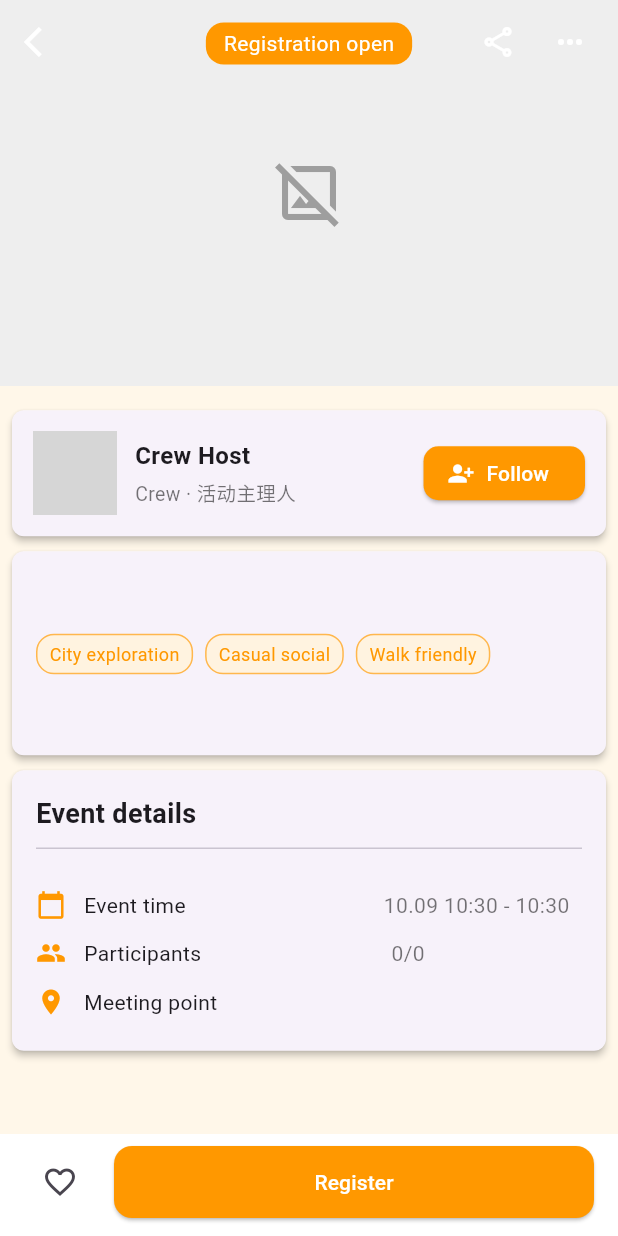
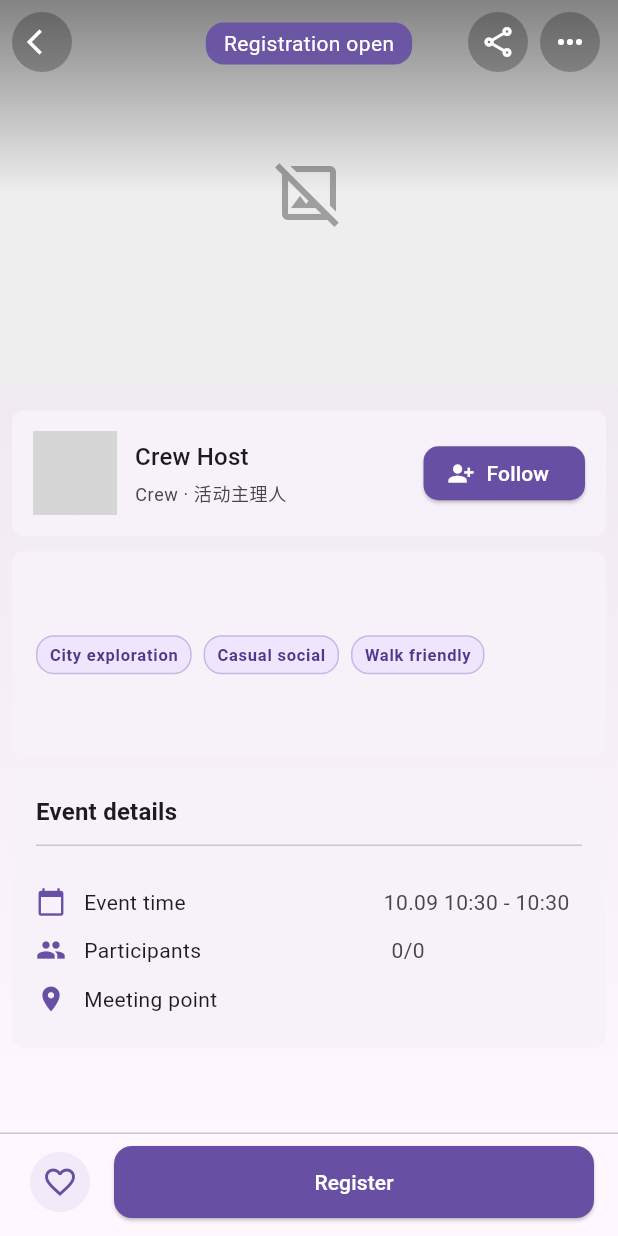
Before and after one commit to Kukutx/crew_app, a Flutter app: the EventDetailPage screen opened directly with empty values, on a phone screen of 412 x 824 dp. Run offline on Flutter 3.47's test engine with Material 3 defaults, Android fonts, the phone set to English and light mode, and no system bars; our stand-ins replace cached_network_image, dio, firebase_auth, firebase_core, firebase_crashlytics, firebase_remote_config and 10 more; missing offline and left inert: feedback, firebase_ui_auth, firebase_ui_oauth_apple, firebase_ui_oauth_google, image_gallery_saver_plus; accounts and stored records are empty; network calls fail; grey boxes are pictures that could not be loaded.

Commit message:
Align event detail visuals with profile styling

```diff
--- a/lib/features/events/presentation/detail/events_detail_page.dart
+++ b/lib/features/events/presentation/detail/events_detail_page.dart
@@ -194,6 +194,7 @@ class _EventDetailPageState extends State<EventDetailPage> {
     final event = widget.event;
     final loc = AppLocalizations.of(context)!;
     final organizer = event.organizer;
+    final colorScheme = Theme.of(context).colorScheme;
     final hostName = (organizer?.name.isNotEmpty ?? false)
         ? organizer!.name
         : _fallbackHost.name;
@@ -204,7 +205,7 @@ class _EventDetailPageState extends State<EventDetailPage> {
         ? organizer!.avatarUrl!
         : _fallbackHost.avatar;
     return Scaffold(
-      backgroundColor: const Color(0xFFFFF7E9),
+      backgroundColor: colorScheme.surface,
       extendBodyBehindAppBar: true,
       appBar: EventDetailAppBar(
         loc: loc,
@@ -222,7 +223,18 @@ class _EventDetailPageState extends State<EventDetailPage> {
           );
         },
       ),
-      body: EventDetailBody(
+      body: DecoratedBox(
+        decoration: BoxDecoration(
+          gradient: LinearGradient(
+            begin: Alignment.topCenter,
+            end: Alignment.bottomCenter,
+            colors: [
+              colorScheme.surfaceContainerHighest.withValues(alpha: 0.85),
+              colorScheme.surface,
+            ],
+          ),
+        ),
+        child: EventDetailBody(
           event: event,
           loc: loc,
           pageController: _pageCtrl,
@@ -249,6 +261,7 @@ class _EventDetailPageState extends State<EventDetailPage> {
           isFollowing: _following,
           onTapLocation: () => Navigator.pop(context, widget.event),
         ),
+      ),
     );
   }
 }
--- a/lib/features/events/presentation/detail/widgets/event_detail_app_bar.dart
+++ b/lib/features/events/presentation/detail/widgets/event_detail_app_bar.dart
@@ -21,21 +21,36 @@ class EventDetailAppBar extends StatelessWidget implements PreferredSizeWidget {
 
   @override
   Widget build(BuildContext context) {
+    final colorScheme = Theme.of(context).colorScheme;
+    final iconColor = Colors.white;
+    final iconBackground = Colors.black.withValues(alpha: 0.25);
     return AppBar(
       backgroundColor: Colors.transparent,
       elevation: 0,
-      systemOverlayStyle: SystemUiOverlayStyle.dark,
+      systemOverlayStyle: SystemUiOverlayStyle.light,
       leading: IconButton(
-        icon: const Icon(Icons.arrow_back_ios, color: Colors.white),
+        style: IconButton.styleFrom(
+          backgroundColor: iconBackground,
+          shape: const CircleBorder(),
+        ),
+        icon: Icon(Icons.arrow_back_ios, color: iconColor, size: 20),
         onPressed: onBack,
       ),
       actions: [
         IconButton(
-          icon: const Icon(Icons.share_outlined, color: Colors.white),
+          style: IconButton.styleFrom(
+            backgroundColor: iconBackground,
+            shape: const CircleBorder(),
+          ),
+          icon: Icon(Icons.share_outlined, color: iconColor),
           onPressed: onShare,
         ),
         IconButton(
-          icon: const Icon(Icons.more_horiz, color: Colors.white),
+          style: IconButton.styleFrom(
+            backgroundColor: iconBackground,
+            shape: const CircleBorder(),
+          ),
+          icon: Icon(Icons.more_horiz, color: iconColor),
           onPressed: onMore,
         ),
         const SizedBox(width: 8),
@@ -47,12 +62,12 @@ class EventDetailAppBar extends StatelessWidget implements PreferredSizeWidget {
             margin: const EdgeInsets.only(top: 15),
             padding: const EdgeInsets.symmetric(horizontal: 12, vertical: 4),
             decoration: BoxDecoration(
-              color: Colors.orange,
+              color: colorScheme.primary.withValues(alpha: 0.92),
               borderRadius: BorderRadius.circular(12),
             ),
             child: Text(
               loc.registration_open,
-              style: const TextStyle(color: Colors.white, fontSize: 14),
+              style: TextStyle(color: colorScheme.onPrimary, fontSize: 14),
             ),
           ),
         ),
--- a/lib/features/events/presentation/detail/widgets/event_detail_bottom_bar.dart
+++ b/lib/features/events/presentation/detail/widgets/event_detail_bottom_bar.dart
@@ -17,14 +17,25 @@ class EventDetailBottomBar extends StatelessWidget {
 
   @override
   Widget build(BuildContext context) {
+    final colorScheme = Theme.of(context).colorScheme;
     return SafeArea(
       child: Container(
         padding: const EdgeInsets.fromLTRB(16, 8, 16, 12),
-        decoration: const BoxDecoration(color: Colors.white),
+        decoration: BoxDecoration(
+          color: colorScheme.surface,
+          border: Border(
+            top: BorderSide(color: colorScheme.outlineVariant),
+          ),
+        ),
         child: Row(
           children: [
             IconButton(
               icon: Icon(isFavorite ? Icons.favorite : Icons.favorite_border),
+              style: IconButton.styleFrom(
+                backgroundColor: colorScheme.primary.withValues(alpha: 0.08),
+                shape: const CircleBorder(),
+              ),
+              color: colorScheme.primary,
               onPressed: onFavorite,
             ),
             const SizedBox(width: 12),
@@ -34,8 +45,8 @@ class EventDetailBottomBar extends StatelessWidget {
                 child: ElevatedButton(
                   onPressed: onRegister,
                   style: ElevatedButton.styleFrom(
-                    backgroundColor: Colors.orange,
-                    foregroundColor: Colors.white,
+                    backgroundColor: colorScheme.primary,
+                    foregroundColor: colorScheme.onPrimary,
                     shape: RoundedRectangleBorder(
                       borderRadius: BorderRadius.circular(12),
                     ),
--- a/lib/features/events/presentation/detail/widgets/event_host_card.dart
+++ b/lib/features/events/presentation/detail/widgets/event_host_card.dart
@@ -24,6 +24,8 @@ class EventHostCard extends StatelessWidget {
 
   @override
   Widget build(BuildContext context) {
+    final theme = Theme.of(context);
+    final colorScheme = theme.colorScheme;
     final description = (bio != null && bio!.isNotEmpty)
         ? bio!
         : loc.share_card_subtitle;
@@ -31,7 +33,9 @@ class EventHostCard extends StatelessWidget {
     return Card(
       margin: const EdgeInsets.symmetric(horizontal: 8),
       shape: RoundedRectangleBorder(borderRadius: BorderRadius.circular(8)),
-      elevation: 2,
+      color: colorScheme.surfaceContainerLow,
+      elevation: 0,
+      shadowColor: colorScheme.shadow.withValues(alpha: 0.1),
       child: InkWell(
         borderRadius: BorderRadius.circular(8),
         onTap: onTapProfile,
@@ -44,9 +48,9 @@ class EventHostCard extends StatelessWidget {
                 backgroundImage: (avatar != null && avatar.isNotEmpty)
                     ? CachedNetworkImageProvider(avatar)
                     : null,
-                backgroundColor: Colors.orange.shade50,
+                backgroundColor: colorScheme.surfaceVariant,
                 child: (avatar == null || avatar.isEmpty)
-                    ? Icon(Icons.person, color: Colors.orange.shade400)
+                    ? Icon(Icons.person, color: colorScheme.onSurfaceVariant)
                     : null,
               ),
               const SizedBox(width: 12),
@@ -56,17 +60,16 @@ class EventHostCard extends StatelessWidget {
                   children: [
                     Text(
                       name,
-                      style: const TextStyle(
-                        fontSize: 16,
-                        fontWeight: FontWeight.w600,
-                      ),
+                      style: theme.textTheme.titleMedium,
                     ),
                     const SizedBox(height: 4),
                     Text(
                       description,
                       maxLines: 2,
                       overflow: TextOverflow.ellipsis,
-                      style: const TextStyle(fontSize: 13, color: Colors.black54),
+                      style: theme.textTheme.bodySmall?.copyWith(
+                        color: colorScheme.onSurfaceVariant,
+                      ),
                     ),
                   ],
                 ),
@@ -78,8 +81,10 @@ class EventHostCard extends StatelessWidget {
                     ? OutlinedButton.icon(
                         onPressed: onToggleFollow,
                         style: OutlinedButton.styleFrom(
-                          foregroundColor: Colors.orange,
-                          side: BorderSide(color: Colors.orange.shade300),
+                          foregroundColor: colorScheme.primary,
+                          side: BorderSide(
+                            color: colorScheme.primary.withValues(alpha: 0.4),
+                          ),
                           shape: RoundedRectangleBorder(
                             borderRadius: BorderRadius.circular(10),
                           ),
@@ -90,8 +95,8 @@ class EventHostCard extends StatelessWidget {
                     : ElevatedButton.icon(
                         onPressed: onToggleFollow,
                         style: ElevatedButton.styleFrom(
-                          backgroundColor: Colors.orange,
-                          foregroundColor: Colors.white,
+                          backgroundColor: colorScheme.primary,
+                          foregroundColor: colorScheme.onPrimary,
                           shape: RoundedRectangleBorder(
                             borderRadius: BorderRadius.circular(10),
                           ),
--- a/lib/features/events/presentation/detail/widgets/event_image_carousel.dart
+++ b/lib/features/events/presentation/detail/widgets/event_image_carousel.dart
@@ -52,6 +52,20 @@ class EventImageCarousel extends StatelessWidget {
             },
           ),
         ),
+        Positioned.fill(
+          child: DecoratedBox(
+            decoration: BoxDecoration(
+              gradient: LinearGradient(
+                begin: Alignment.topCenter,
+                end: Alignment.center,
+                colors: [
+                  Colors.black.withValues(alpha: 0.45),
+                  Colors.transparent,
+                ],
+              ),
+            ),
+          ),
+        ),
         if (images.length > 1)
           Positioned(
             bottom: 8,
--- a/lib/features/events/presentation/detail/widgets/event_info_card.dart
+++ b/lib/features/events/presentation/detail/widgets/event_info_card.dart
@@ -19,12 +19,16 @@ class EventInfoCard extends StatelessWidget {
   Widget build(BuildContext context) {
     final timeText = _formatTime();
     final participantText = event.participantSummary ?? loc.to_be_announced;
+    final theme = Theme.of(context);
+    final colorScheme = theme.colorScheme;
     return Card(
       margin: const EdgeInsets.symmetric(horizontal: 8),
       shape: RoundedRectangleBorder(
         borderRadius: BorderRadius.circular(8),
       ),
-      elevation: 2,
+      color: colorScheme.surfaceContainerLow,
+      elevation: 0,
+      shadowColor: colorScheme.shadow.withValues(alpha: 0.1),
       child: Padding(
         padding: const EdgeInsets.all(16),
         child: Column(
@@ -32,15 +36,28 @@ class EventInfoCard extends StatelessWidget {
           children: [
             Text(
               loc.event_details_title,
-              style: const TextStyle(fontSize: 18, fontWeight: FontWeight.bold),
+              style: theme.textTheme.titleMedium?.copyWith(
+                fontWeight: FontWeight.bold,
+              ),
             ),
             const Divider(height: 20),
             const SizedBox(height: 12),
-            _detailRow(Icons.calendar_today, loc.event_time_title, timeText),
-            _detailRow(Icons.people, loc.event_participants_title, participantText),
+            _detailRow(
+              context,
+              Icons.calendar_today,
+              loc.event_time_title,
+              timeText,
+            ),
+            _detailRow(
+              context,
+              Icons.people,
+              loc.event_participants_title,
+              participantText,
+            ),
             InkWell(
               onTap: onTapLocation,
               child: _detailRow(
+                context,
                 Icons.place,
                 loc.event_meeting_point_title,
                 event.address?.isNotEmpty == true ? event.address! : event.location,
@@ -52,20 +69,35 @@ class EventInfoCard extends StatelessWidget {
     );
   }
 
-  Widget _detailRow(IconData icon, String title, String value) => Padding(
+  Widget _detailRow(
+    BuildContext context,
+    IconData icon,
+    String title,
+    String value,
+  ) =>
+      Padding(
         padding: const EdgeInsets.symmetric(vertical: 6),
         child: Row(
           children: [
-            Icon(icon, size: 20, color: Colors.orange),
+            Icon(
+              icon,
+              size: 20,
+              color: Theme.of(context).colorScheme.primary,
+            ),
             const SizedBox(width: 12),
-            Text(title, style: const TextStyle(fontSize: 14)),
+            Text(
+              title,
+              style: Theme.of(context).textTheme.bodyMedium,
+            ),
             const Spacer(),
             Flexible(
               child: Text(
                 value,
                 textAlign: TextAlign.right,
                 overflow: TextOverflow.ellipsis,
-                style: const TextStyle(fontSize: 14, color: Colors.black54),
+                style: Theme.of(context).textTheme.bodyMedium?.copyWith(
+                      color: Theme.of(context).colorScheme.onSurfaceVariant,
+                    ),
               ),
             ),
           ],
--- a/lib/features/events/presentation/detail/widgets/event_share_sheet.dart
+++ b/lib/features/events/presentation/detail/widgets/event_share_sheet.dart
@@ -29,6 +29,7 @@ class EventShareSheet extends StatelessWidget {
   @override
   Widget build(BuildContext context) {
     final theme = Theme.of(context);
+    final colorScheme = theme.colorScheme;
     return AppShareSheet(
       preview: SharePreviewCard(
         event: event,
@@ -39,7 +40,7 @@ class EventShareSheet extends StatelessWidget {
       description: Text(
         loc.share_card_subtitle,
         style: theme.textTheme.bodyMedium?.copyWith(
-          color: Colors.black54,
+          color: colorScheme.onSurfaceVariant,
           height: 1.4,
         ),
         textAlign: TextAlign.center,
@@ -49,15 +50,15 @@ class EventShareSheet extends StatelessWidget {
           icon: Icons.image_outlined,
           label: loc.share_action_save_image,
           onTap: onSaveImage,
-          iconColor: Colors.orange,
-          labelColor: Colors.orange.shade800,
+          iconColor: colorScheme.primary,
+          labelColor: colorScheme.primary,
         ),
         AppShareActionButton(
           icon: Icons.ios_share,
           label: loc.share_action_share_system,
           onTap: onShareSystem,
-          iconColor: Colors.orange,
-          labelColor: Colors.orange.shade800,
+          iconColor: colorScheme.primary,
+          labelColor: colorScheme.primary,
         ),
       ],
     );
@@ -81,6 +82,7 @@ class SharePreviewCard extends StatelessWidget {
   @override
   Widget build(BuildContext context) {
     final theme = Theme.of(context);
+    final colorScheme = theme.colorScheme;
     final timeLabel = event.startTime != null
         ? DateFormat('MM.dd HH:mm').format(event.startTime!.toLocal())
         : loc.to_be_announced;
@@ -94,14 +96,17 @@ class SharePreviewCard extends StatelessWidget {
         child: Container(
           width: double.infinity,
           decoration: BoxDecoration(
-            gradient: const LinearGradient(
-              colors: [Color(0xFFFFF0E0), Colors.white],
+            gradient: LinearGradient(
+              colors: [
+                colorScheme.primaryContainer.withValues(alpha: 0.65),
+                colorScheme.surface,
+              ],
               begin: Alignment.topCenter,
               end: Alignment.bottomCenter,
             ),
             boxShadow: [
               BoxShadow(
-                color: Colors.black.withValues(alpha: 0.12),
+                color: colorScheme.shadow.withValues(alpha: 0.14),
                 blurRadius: 24,
                 offset: const Offset(0, 20),
               ),
@@ -144,21 +149,28 @@ class SharePreviewCard extends StatelessWidget {
                         children: [
                           _StatusChip(
                             label: loc.registration_open,
-                            backgroundColor: Colors.orange,
+                            backgroundColor: colorScheme.primary,
+                            textColor: colorScheme.onPrimary,
                           ),
                           _StatusChip(
                             label: timeLabel,
-                            textColor: Colors.grey.shade800,
-                            backgroundColor: Colors.orange.shade50,
+                            textColor: colorScheme.onSurface,
+                            backgroundColor:
+                                colorScheme.surfaceContainerHigh.withValues(
+                              alpha: 0.9,
+                            ),
                             icon: Icons.calendar_today,
-                            iconColor: Colors.orange.shade300,
+                            iconColor: colorScheme.primary,
                           ),
                           _StatusChip(
                             label: participantsLabel,
-                            textColor: Colors.grey.shade800,
-                            backgroundColor: Colors.orange.shade50,
+                            textColor: colorScheme.onSurface,
+                            backgroundColor:
+                                colorScheme.surfaceContainerHigh.withValues(
+                              alpha: 0.9,
+                            ),
                             icon: Icons.people,
-                            iconColor: Colors.orange.shade300,
+                            iconColor: colorScheme.primary,
                           ),
                         ],
                       ),
@@ -221,9 +233,9 @@ class SharePreviewCard extends StatelessWidget {
               ),
               Container(
                 width: double.infinity,
-                decoration: const BoxDecoration(
-                  color: Colors.white,
-                  borderRadius: BorderRadius.vertical(
+                decoration: BoxDecoration(
+                  color: colorScheme.surface,
+                  borderRadius: const BorderRadius.vertical(
                     bottom: Radius.circular(28),
                   ),
                 ),
@@ -242,7 +254,7 @@ class SharePreviewCard extends StatelessWidget {
                     Text(
                       loc.share_card_subtitle,
                       style: theme.textTheme.bodySmall?.copyWith(
-                        color: Colors.black54,
+                        color: colorScheme.onSurfaceVariant,
                         height: 1.4,
                       ),
                     ),
@@ -253,7 +265,7 @@ class SharePreviewCard extends StatelessWidget {
                         vertical: 12,
                       ),
                       decoration: BoxDecoration(
-                        color: const Color(0xFFFFF3E0),
+                        color: colorScheme.surfaceContainerHighest,
                         borderRadius: BorderRadius.circular(18),
                       ),
                       child: Row(
@@ -266,7 +278,7 @@ class SharePreviewCard extends StatelessWidget {
                                 Text(
                                   loc.share_card_qr_caption,
                                   style: theme.textTheme.bodySmall?.copyWith(
-                                    color: Colors.black54,
+                                    color: colorScheme.onSurfaceVariant,
                                     height: 1.3,
                                   ),
                                 ),
@@ -289,7 +301,7 @@ class SharePreviewCard extends StatelessWidget {
                                   child: Text(
                                     shareLink,
                                     style: theme.textTheme.labelSmall?.copyWith(
-                                      color: Colors.orange.shade700,
+                                      color: colorScheme.primary,
                                       fontWeight: FontWeight.w600,
                                     ),
                                     maxLines: 1,
@@ -302,11 +314,11 @@ class SharePreviewCard extends StatelessWidget {
                           const SizedBox(width: 16),
                           Container(
                             decoration: BoxDecoration(
-                              color: Colors.white,
+                              color: colorScheme.surface,
                               borderRadius: BorderRadius.circular(16),
                               boxShadow: [
                                 BoxShadow(
-                                  color: Colors.black.withValues(alpha: 0.06),
+                                  color: colorScheme.shadow.withValues(alpha: 0.08),
                                   blurRadius: 10,
                                   offset: const Offset(0, 6),
                                 ),
@@ -317,7 +329,7 @@ class SharePreviewCard extends StatelessWidget {
                               data: shareLink,
                               version: QrVersions.auto,
                               size: 80,
-                              backgroundColor: Colors.white,
+                              backgroundColor: colorScheme.surface,
                             ),
                           ),
                         ],
@@ -339,24 +351,26 @@ class _StatusChip extends StatelessWidget {
   final Color? backgroundColor;
   final IconData? icon;
   final Color? iconColor;
-  final Color textColor;
+  final Color? textColor;
 
   const _StatusChip({
     required this.label,
     this.backgroundColor,
     this.icon,
     this.iconColor,
-    this.textColor = Colors.white,
+    this.textColor,
   });
 
   @override
   Widget build(BuildContext context) {
     final theme = Theme.of(context);
+    final colorScheme = theme.colorScheme;
 
     return Container(
       padding: const EdgeInsets.symmetric(horizontal: 12, vertical: 6),
       decoration: BoxDecoration(
-        color: backgroundColor ?? Colors.white.withValues(alpha: 0.15),
+        color: backgroundColor ??
+            colorScheme.surfaceVariant.withValues(alpha: 0.3),
         borderRadius: BorderRadius.circular(999),
       ),
       child: Row(
@@ -369,7 +383,7 @@ class _StatusChip extends StatelessWidget {
           Text(
             label,
             style: theme.textTheme.labelSmall?.copyWith(
-              color: textColor,
+              color: textColor ?? colorScheme.onSurface,
               fontWeight: FontWeight.bold,
               letterSpacing: 0.3,
             ),
--- a/lib/features/events/presentation/detail/widgets/event_summary_card.dart
+++ b/lib/features/events/presentation/detail/widgets/event_summary_card.dart
@@ -14,12 +14,16 @@ class EventSummaryCard extends StatelessWidget {
 
   @override
   Widget build(BuildContext context) {
+    final theme = Theme.of(context);
+    final colorScheme = theme.colorScheme;
     return Card(
       margin: const EdgeInsets.symmetric(horizontal: 8),
       shape: RoundedRectangleBorder(
         borderRadius: BorderRadius.circular(8),
       ),
-      elevation: 2,
+      color: colorScheme.surfaceContainerLow,
+      elevation: 0,
+      shadowColor: colorScheme.shadow.withValues(alpha: 0.1),
       child: Padding(
         padding: const EdgeInsets.all(16),
         child: Column(
@@ -27,22 +31,20 @@ class EventSummaryCard extends StatelessWidget {
           children: [
             Text(
               event.title,
-              style: const TextStyle(
-                fontSize: 22,
-                fontWeight: FontWeight.bold,
-                color: Colors.black,
+              style: theme.textTheme.headlineSmall?.copyWith(
+                fontWeight: FontWeight.w700,
               ),
             ),
             const SizedBox(height: 8),
             Wrap(
               spacing: 8,
               runSpacing: 8,
-              children: _buildTags(loc),
+              children: _buildTags(loc, theme, colorScheme),
             ),
             const SizedBox(height: 16),
             Text(
               event.description,
-              style: const TextStyle(fontSize: 14, height: 1.5),
+              style: theme.textTheme.bodyMedium?.copyWith(height: 1.5),
             ),
           ],
         ),
@@ -50,28 +52,46 @@ class EventSummaryCard extends StatelessWidget {
     );
   }
 
-  Widget _tagChip(String label) => Container(
+  Widget _tagChip(
+    String label,
+    ThemeData theme,
+    ColorScheme colorScheme,
+  ) {
+    return Container(
         padding: const EdgeInsets.symmetric(horizontal: 8, vertical: 4),
         decoration: BoxDecoration(
-          color: Colors.orange.shade50,
+          color: colorScheme.primaryContainer.withValues(alpha: 0.6),
           borderRadius: BorderRadius.circular(12),
-          border: Border.all(color: Colors.orange.shade300),
+          border: Border.all(
+            color: colorScheme.primary.withValues(alpha: 0.3),
+          ),
         ),
         child: Text(
           label,
-          style: const TextStyle(fontSize: 12, color: Colors.orange),
+          style: theme.textTheme.labelSmall?.copyWith(
+            color: colorScheme.onPrimaryContainer,
+            fontWeight: FontWeight.w600,
+          ),
         ),
       );
+  }
 
-  List<Widget> _buildTags(AppLocalizations loc) {
+  List<Widget> _buildTags(
+    AppLocalizations loc,
+    ThemeData theme,
+    ColorScheme colorScheme,
+  ) {
     final tags = event.tags;
     if (tags.isEmpty) {
       return [
-        _tagChip(loc.tag_city_explore),
-        _tagChip(loc.tag_easy_social),
-        _tagChip(loc.tag_walk_friendly),
+        _tagChip(loc.tag_city_explore, theme, colorScheme),
+        _tagChip(loc.tag_easy_social, theme, colorScheme),
+        _tagChip(loc.tag_walk_friendly, theme, colorScheme),
       ];
     }
-    return tags.take(6).map(_tagChip).toList(growable: false);
+    return tags
+        .take(6)
+        .map((tag) => _tagChip(tag, theme, colorScheme))
+        .toList(growable: false);
   }
 }
```
Lines whose indentation alone changed are shown as unchanged.
